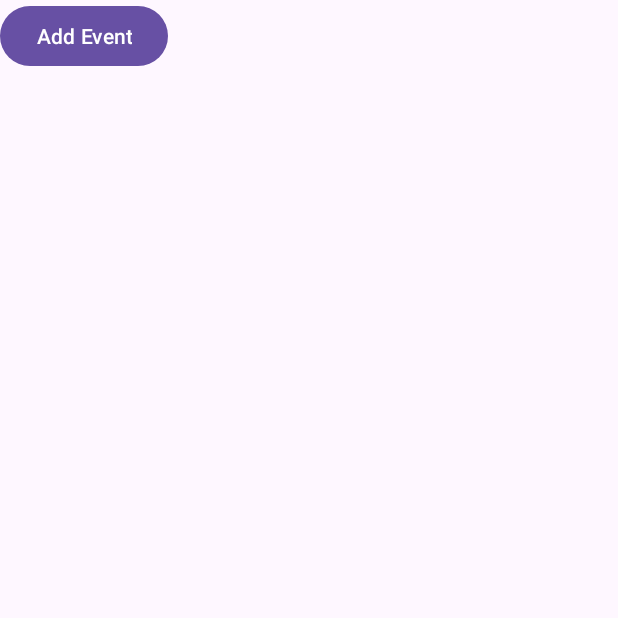
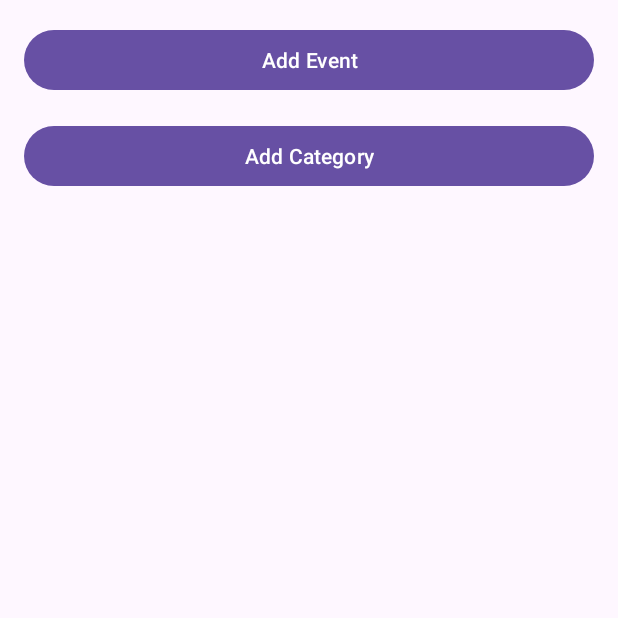
Before and after one commit to arij01/projet-mobile-5eme, an Android app: the screen it shows after launch (MainActivity), on a phone screen of 412 x 824 dp, the top half of it. Run offline under Robolectric (Android 15) with nearby library versions, the light colour scheme and no system bars.

Commit message:
crud fonctionnel+categorie ajout/affichage

```diff
--- a/app/src/main/AndroidManifest.xml
+++ b/app/src/main/AndroidManifest.xml
@@ -12,6 +12,9 @@
         android:supportsRtl="true"
         android:theme="@style/Theme.Eventsphere"
         tools:targetApi="31">
+        <activity android:name=".AddCategoryActivity" />
+        <activity android:name=".CategoryListActivity" />
+
         <activity
             android:name=".EventListActivity"
             android:exported="false" />
--- a/app/src/main/java/tn/esprit/eventsphere/MainActivity.java
+++ b/app/src/main/java/tn/esprit/eventsphere/MainActivity.java
@@ -13,8 +13,9 @@ public class MainActivity extends AppCompatActivity {
         super.onCreate(savedInstanceState);
         setContentView(R.layout.activity_main);
 
-        // Bind the button
+        // Bind the buttons
         Button addEventButton = findViewById(R.id.addEventButton);
+        Button addCategoryButton = findViewById(R.id.addCategoryButton);  // Button for adding category
 
         // Set OnClickListener for the add event button
         addEventButton.setOnClickListener(v -> {
@@ -22,5 +23,12 @@ public class MainActivity extends AppCompatActivity {
             Intent intent = new Intent(MainActivity.this, AddEventActivity.class);
             startActivity(intent);
         });
+
+        // Set OnClickListener for the add category button
+        addCategoryButton.setOnClickListener(v -> {
+            // Start AddCategoryActivity
+            Intent intent = new Intent(MainActivity.this, AddCategoryActivity.class);
+            startActivity(intent);
+        });
     }
 }
--- a/app/src/main/res/layout/activity_main.xml
+++ b/app/src/main/res/layout/activity_main.xml
@@ -1,17 +1,22 @@
 <?xml version="1.0" encoding="utf-8"?>
-<androidx.constraintlayout.widget.ConstraintLayout xmlns:android="http://schemas.android.com/apk/res/android"
-    xmlns:app="http://schemas.android.com/apk/res-auto"
-    xmlns:tools="http://schemas.android.com/tools"
-    android:id="@+id/main"
+<LinearLayout xmlns:android="http://schemas.android.com/apk/res/android"
     android:layout_width="match_parent"
     android:layout_height="match_parent"
-    tools:context=".MainActivity">
+    android:orientation="vertical"
+    android:padding="16dp">
 
+    <!-- Button to add event -->
     <Button
         android:id="@+id/addEventButton"
-        android:layout_width="wrap_content"
+        android:layout_width="match_parent"
         android:layout_height="wrap_content"
         android:text="Add Event" />
 
-
-</androidx.constraintlayout.widget.ConstraintLayout>
+    <!-- Button to add category -->
+    <Button
+        android:id="@+id/addCategoryButton"
+        android:layout_width="match_parent"
+        android:layout_height="wrap_content"
+        android:layout_marginTop="16dp"
+        android:text="Add Category" />
+</LinearLayout>
```
Also changed, not shown: app/src/main/java/tn/esprit/eventsphere/database/AppDatabase.java (+6 -3 lines).
